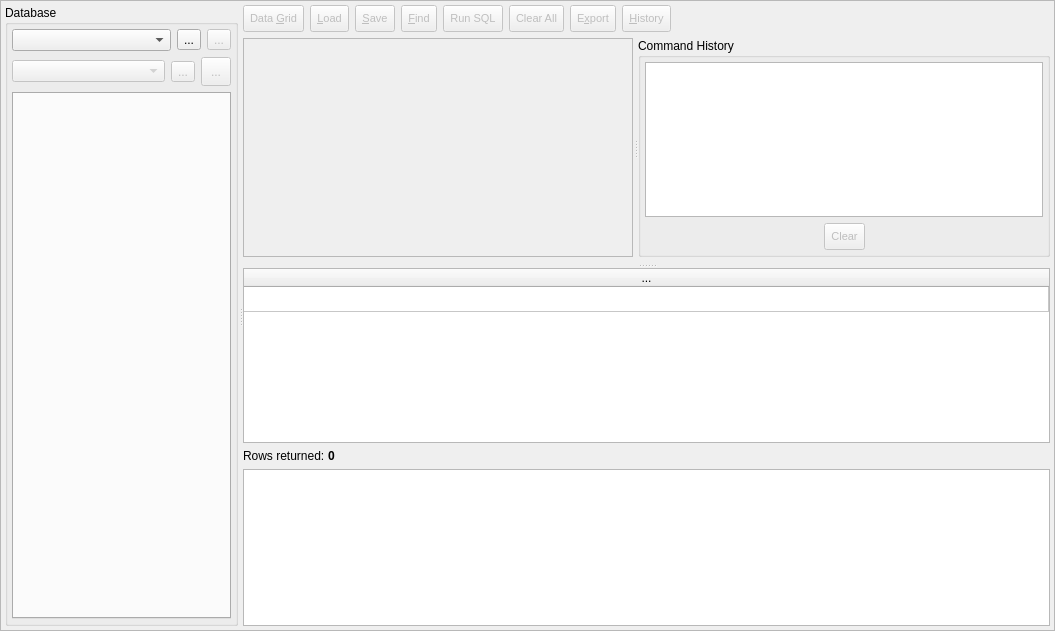
This is libpgmodeler_ui/ui/sqltoolwidget.ui in pgmodeler/pgmodeler as Qt 5 draws it before an edit. The edited form follows.
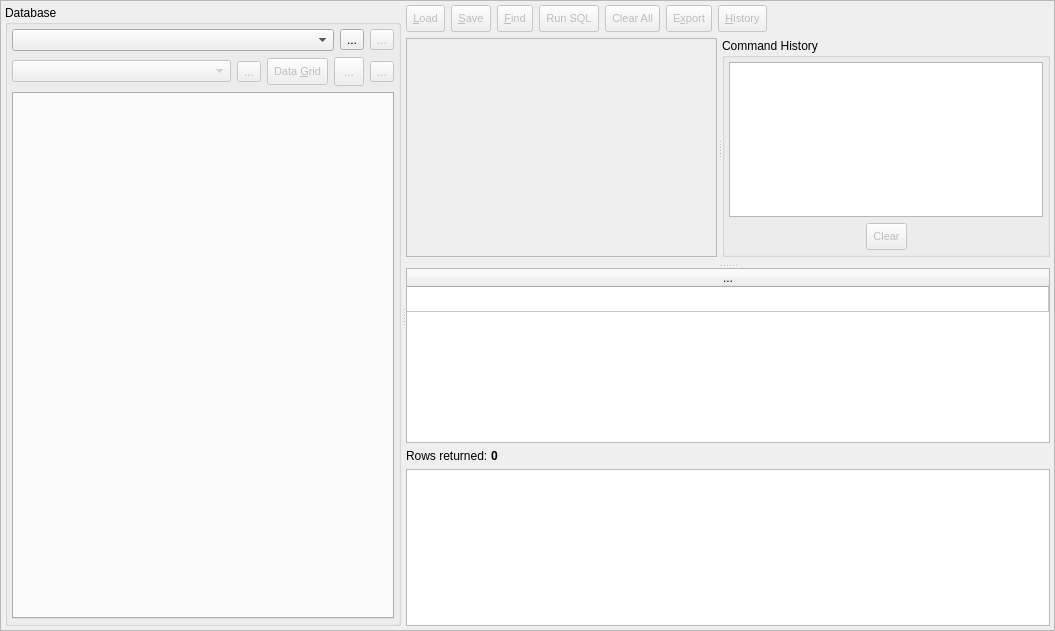
This is the edited form. Icons and pictures are not drawn.

What changed in the file:
```diff
--- a/libpgmodeler_ui/ui/sqltoolwidget.ui
+++ b/libpgmodeler_ui/ui/sqltoolwidget.ui
@@ -215,6 +215,46 @@
               </property>
              </widget>
             </item>
+            <item>
+             <widget class="QToolButton" name="data_grid_tb">
+              <property name="enabled">
+               <bool>false</bool>
+              </property>
+              <property name="minimumSize">
+               <size>
+                <width>0</width>
+                <height>27</height>
+               </size>
+              </property>
+              <property name="font">
+               <font>
+                <pointsize>8</pointsize>
+               </font>
+              </property>
+              <property name="toolTip">
+               <string>Open the grid to visualize / edit data</string>
+              </property>
+              <property name="text">
+               <string>Data &amp;Grid</string>
+              </property>
+              <property name="icon">
+               <iconset resource="../res/resources.qrc">
+                <normaloff>:/icones/icones/result.png</normaloff>:/icones/icones/result.png</iconset>
+              </property>
+              <property name="iconSize">
+               <size>
+                <width>22</width>
+                <height>22</height>
+               </size>
+              </property>
+              <property name="shortcut">
+               <string>Alt+G</string>
+              </property>
+              <property name="toolButtonStyle">
+               <enum>Qt::ToolButtonIconOnly</enum>
+              </property>
+             </widget>
+            </item>
             <item>
              <widget class="QToolButton" name="drop_db_tb">
               <property name="enabled">
@@ -247,10 +287,42 @@
               </property>
              </widget>
             </item>
+            <item>
+             <widget class="QToolButton" name="refresh_tb">
+              <property name="enabled">
+               <bool>false</bool>
+              </property>
+              <property name="toolTip">
+               <string>Update the database list.</string>
+              </property>
+              <property name="text">
+               <string>...</string>
+              </property>
+              <property name="icon">
+               <iconset resource="../res/resources.qrc">
+                <normaloff>:/icones/icones/atualizar.png</normaloff>:/icones/icones/atualizar.png</iconset>
+              </property>
+              <property name="iconSize">
+               <size>
+                <width>22</width>
+                <height>22</height>
+               </size>
+              </property>
+              <property name="shortcut">
+               <string>Ctrl+F5</string>
+              </property>
+             </widget>
+            </item>
            </layout>
           </item>
           <item>
            <widget class="QTabWidget" name="databases_tbw">
+            <property name="minimumSize">
+             <size>
+              <width>310</width>
+              <height>0</height>
+             </size>
+            </property>
             <property name="documentMode">
              <bool>false</bool>
             </property>
@@ -281,46 +353,6 @@
            </property>
            <item>
             <layout class="QHBoxLayout" name="horizontalLayout">
-             <item>
-              <widget class="QToolButton" name="data_grid_tb">
-               <property name="enabled">
-                <bool>false</bool>
-               </property>
-               <property name="minimumSize">
-                <size>
-                 <width>0</width>
-                 <height>27</height>
-                </size>
-               </property>
-               <property name="font">
-                <font>
-                 <pointsize>8</pointsize>
-                </font>
-               </property>
-               <property name="toolTip">
-                <string>Open the grid to visualize / edit data</string>
-               </property>
-               <property name="text">
-                <string>Data &amp;Grid</string>
-               </property>
-               <property name="icon">
-                <iconset resource="../res/resources.qrc">
-                 <normaloff>:/icones/icones/result.png</normaloff>:/icones/icones/result.png</iconset>
-               </property>
-               <property name="iconSize">
-                <size>
-                 <width>20</width>
-                 <height>20</height>
-                </size>
-               </property>
-               <property name="shortcut">
-                <string>Alt+G</string>
-               </property>
-               <property name="toolButtonStyle">
-                <enum>Qt::ToolButtonTextBesideIcon</enum>
-               </property>
-              </widget>
-             </item>
              <item>
               <widget class="QToolButton" name="load_tb">
                <property name="enabled">
```
